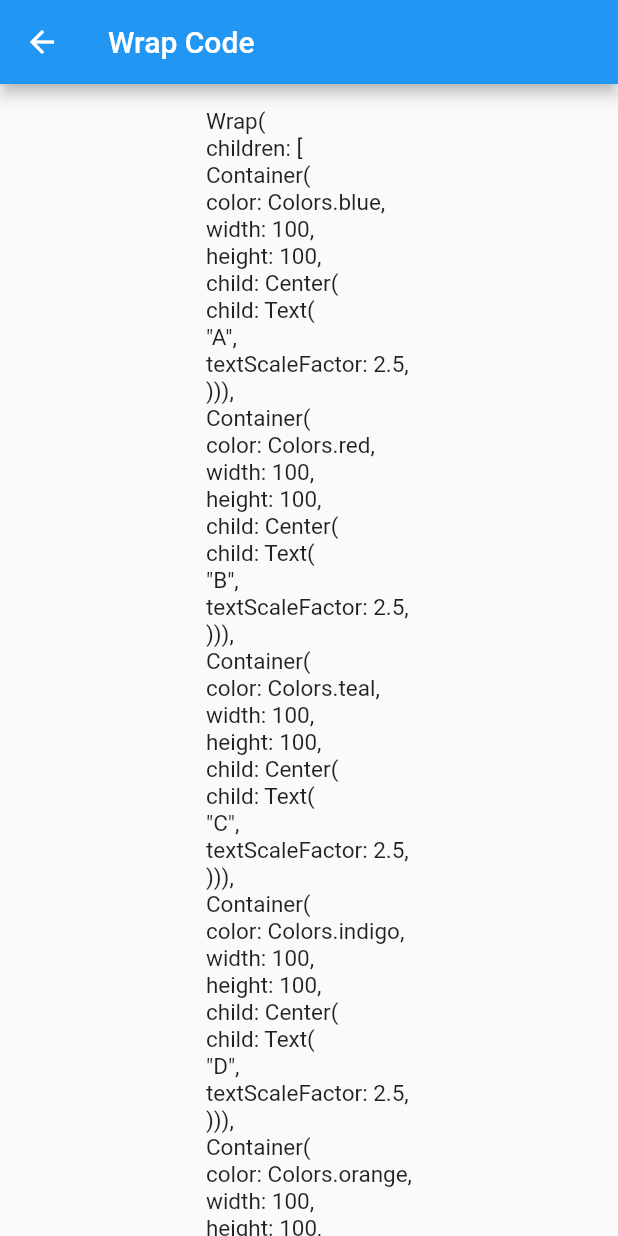
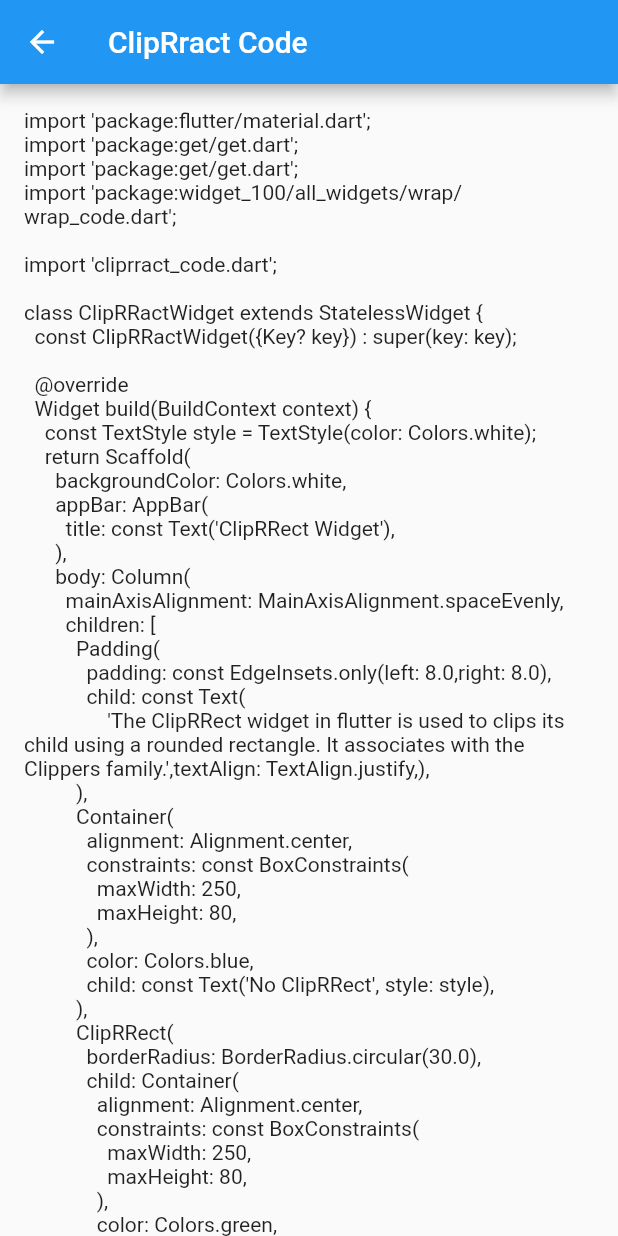
Before and after one commit to Ibrahim-K98han/widget_100, a Flutter app: the CliRRactCode screen opened directly, on a phone screen of 412 x 824 dp. Run offline on Flutter 3.47's test engine with Material 2 defaults, Android fonts, the phone set to English and light mode, and no system bars; our stand-ins replace get.

Commit message:
add cliprract

```diff
--- a/lib/all_widgets/clip_r_ract/cliprract_code.dart
+++ b/lib/all_widgets/clip_r_ract/cliprract_code.dart
@@ -7,7 +7,7 @@ class CliRRactCode extends StatelessWidget {
   Widget build(BuildContext context) {
     return Scaffold(
       appBar: AppBar(
-        title: Text('Wrap Code'),
+        title: Text('ClipRract Code'),
       ),
       body: SingleChildScrollView(
         scrollDirection: Axis.vertical,
@@ -15,56 +15,79 @@ class CliRRactCode extends StatelessWidget {
           child: Padding(
             padding: EdgeInsets.all(16.0),
             child: Column(
-              children: [
-                Text('''Wrap(
-children: [
-Container(
-color: Colors.blue,
-width: 100,
-height: 100,
-child: Center(
-child: Text(
-"A",
-textScaleFactor: 2.5,
-))),
-Container(
-color: Colors.red,
-width: 100,
-height: 100,
-child: Center(
-child: Text(
-"B",
-textScaleFactor: 2.5,
-))),
-Container(
-color: Colors.teal,
-width: 100,
-height: 100,
-child: Center(
-child: Text(
-"C",
-textScaleFactor: 2.5,
-))),
-Container(
-color: Colors.indigo,
-width: 100,
-height: 100,
-child: Center(
-child: Text(
-"D",
-textScaleFactor: 2.5,
-))),
-Container(
-color: Colors.orange,
-width: 100,
-height: 100,
-child: Center(
-child: Text(
-"E",
-textScaleFactor: 2.5,
-))),
-],
-),''',style: TextStyle(fontSize: 15),),
+              children: const [
+                Text('''import 'package:flutter/material.dart';
+import 'package:get/get.dart';
+import 'package:get/get_core/src/get_main.dart';
+import 'package:widget_100/all_widgets/wrap/wrap_code.dart';
+
+import 'cliprract_code.dart';
+
+class ClipRRactWidget extends StatelessWidget {
+  const ClipRRactWidget({Key? key}) : super(key: key);
+
+  @override
+  Widget build(BuildContext context) {
+    const TextStyle style = TextStyle(color: Colors.white);
+    return Scaffold(
+      backgroundColor: Colors.white,
+      appBar: AppBar(
+        title: const Text('ClipRRect Widget'),
+      ),
+      body: Column(
+        mainAxisAlignment: MainAxisAlignment.spaceEvenly,
+        children: [
+          Padding(
+            padding: const EdgeInsets.only(left: 8.0,right: 8.0),
+            child: const Text(
+                'The ClipRRect widget in flutter is used to clips its child using a rounded rectangle. It associates with the Clippers family.',textAlign: TextAlign.justify,),
+          ),
+          Container(
+            alignment: Alignment.center,
+            constraints: const BoxConstraints(
+              maxWidth: 250,
+              maxHeight: 80,
+            ),
+            color: Colors.blue,
+            child: const Text('No ClipRRect', style: style),
+          ),
+          ClipRRect(
+            borderRadius: BorderRadius.circular(30.0),
+            child: Container(
+              alignment: Alignment.center,
+              constraints: const BoxConstraints(
+                maxWidth: 250,
+                maxHeight: 80,
+              ),
+              color: Colors.green,
+              child: const Text('ClipRRect', style: style),
+            ),
+          ),
+          ClipRRect(
+            borderRadius: const BorderRadius.only(
+              topLeft: Radius.circular(10.0),
+              topRight: Radius.circular(20.0),
+              bottomRight: Radius.circular(30.0),
+              bottomLeft: Radius.circular(40.0),
+            ),
+            child: Container(
+              alignment: Alignment.center,
+              constraints: const BoxConstraints(
+                maxWidth: 250,
+                maxHeight: 80,
+              ),
+              color: Colors.purple,
+              child: const Text('ClipRRect', style: style),
+            ),
+          ),
+          ElevatedButton(
+              onPressed: () => Get.to(CliRRactCode()), child: Text('See Code')),
+        ],
+      ),
+    );
+  }
+}
+''')
               ],
             ),
           ),
--- a/lib/all_widgets/clip_r_ract/cliprract_widget.dart
+++ b/lib/all_widgets/clip_r_ract/cliprract_widget.dart
@@ -2,88 +2,69 @@ import 'package:flutter/material.dart';
 import 'package:get/get.dart';
 import 'package:get/get_core/src/get_main.dart';
 import 'package:widget_100/all_widgets/wrap/wrap_code.dart';
+
+import 'cliprract_code.dart';
 
 class ClipRRactWidget extends StatelessWidget {
   const ClipRRactWidget({Key? key}) : super(key: key);
 
   @override
   Widget build(BuildContext context) {
+    const TextStyle style = TextStyle(color: Colors.white);
     return Scaffold(
       backgroundColor: Colors.white,
       appBar: AppBar(
         title: const Text('ClipRRect Widget'),
       ),
-      body: Center(
-        child: Column(
-          children: [
-            const Padding(
-              padding: EdgeInsets.all(8.0),
-              child: Text(
-                'OverFlow সমস্যা দূর করার জন্য wrap widget ব্যবহার করা হয়',
-                textAlign: TextAlign.justify,
-                maxLines: 2,
-                style: TextStyle(fontSize: 20),
+      body: Column(
+        mainAxisAlignment: MainAxisAlignment.spaceEvenly,
+        children: [
+          Padding(
+            padding: const EdgeInsets.only(left: 8.0,right: 8.0),
+            child: const Text(
+                'The ClipRRect widget in flutter is used to clips its child using a rounded rectangle. It associates with the Clippers family.',textAlign: TextAlign.justify,),
+          ),
+          Container(
+            alignment: Alignment.center,
+            constraints: const BoxConstraints(
+              maxWidth: 250,
+              maxHeight: 80,
+            ),
+            color: Colors.blue,
+            child: const Text('No ClipRRect', style: style),
+          ),
+          ClipRRect(
+            borderRadius: BorderRadius.circular(30.0),
+            child: Container(
+              alignment: Alignment.center,
+              constraints: const BoxConstraints(
+                maxWidth: 250,
+                maxHeight: 80,
               ),
+              color: Colors.green,
+              child: const Text('ClipRRect', style: style),
             ),
-            const SizedBox(
-              height: 20,
+          ),
+          ClipRRect(
+            borderRadius: const BorderRadius.only(
+              topLeft: Radius.circular(10.0),
+              topRight: Radius.circular(20.0),
+              bottomRight: Radius.circular(30.0),
+              bottomLeft: Radius.circular(40.0),
             ),
-            Wrap(
-              children: [
-                Container(
-                    color: Colors.blue,
-                    width: 100,
-                    height: 100,
-                    child: Center(
-                        child: Text(
-                      "A",
-                      textScaleFactor: 2.5,
-                    ))),
-                Container(
-                    color: Colors.red,
-                    width: 100,
-                    height: 100,
-                    child: Center(
-                        child: Text(
-                      "B",
-                      textScaleFactor: 2.5,
-                    ))),
-                Container(
-                    color: Colors.teal,
-                    width: 100,
-                    height: 100,
-                    child: Center(
-                        child: Text(
-                      "C",
-                      textScaleFactor: 2.5,
-                    ))),
-                Container(
-                    color: Colors.indigo,
-                    width: 100,
-                    height: 100,
-                    child: Center(
-                        child: Text(
-                      "D",
-                      textScaleFactor: 2.5,
-                    ))),
-                Container(
-                    color: Colors.orange,
-                    width: 100,
-                    height: 100,
-                    child: Center(
-                        child: Text(
-                      "E",
-                      textScaleFactor: 2.5,
-                    ))),
-              ],
+            child: Container(
+              alignment: Alignment.center,
+              constraints: const BoxConstraints(
+                maxWidth: 250,
+                maxHeight: 80,
+              ),
+              color: Colors.purple,
+              child: const Text('ClipRRect', style: style),
             ),
-            SizedBox(
-              height: 100,
-            ),
-            ElevatedButton(
-                onPressed: () => Get.to(WrapCode()), child: Text('See Code'))
-          ],
-        ),
+          ),
+          ElevatedButton(
+              onPressed: () => Get.to(CliRRactCode()), child: Text('See Code')),
+        ],
       ),
     );
   }
```
